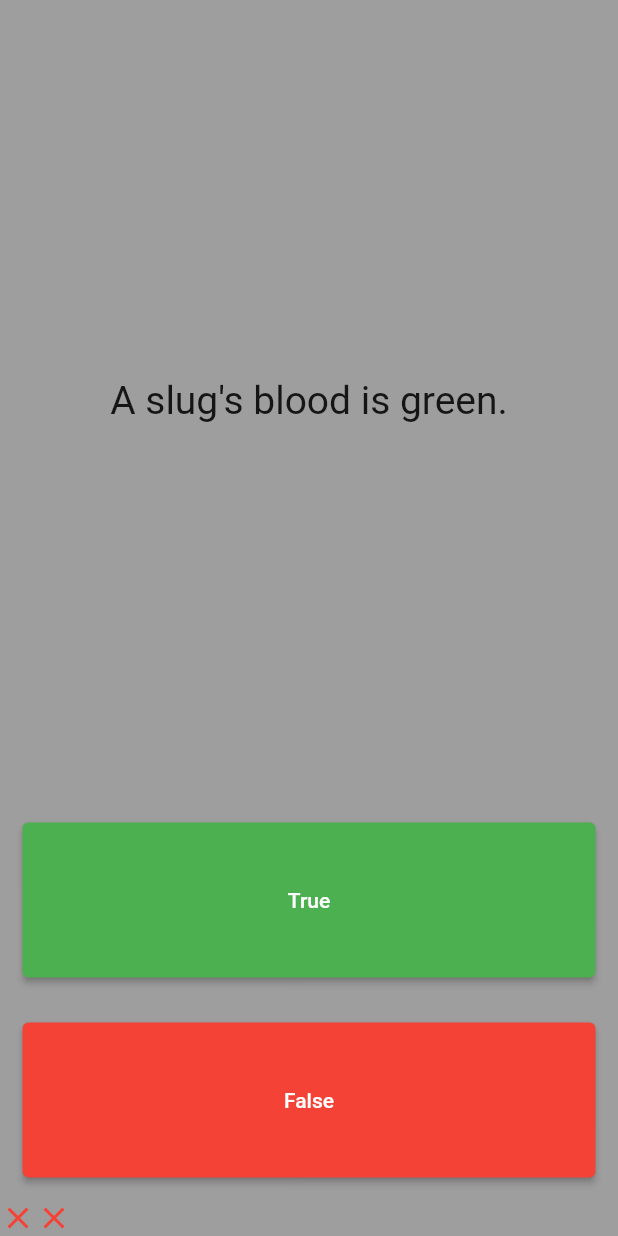
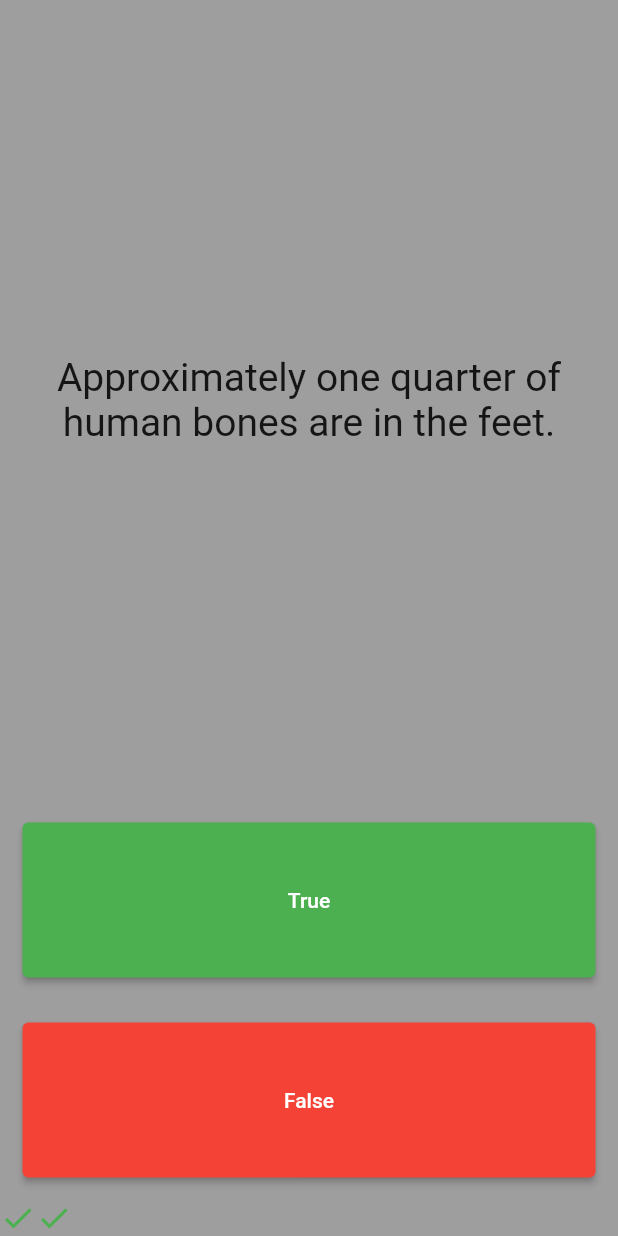
Before and after one commit to harini-udeshika/quiz_app, a Flutter app: the screen it shows after launch, after a tap on "True", after a tap on "False", on a phone screen of 412 x 824 dp. Run offline on Flutter 3.47's test engine with Material 2 defaults, Android fonts, the phone set to English and light mode, and no system bars; our stand-ins replace rflutter_alert.

```diff
--- a/lib/main.dart
+++ b/lib/main.dart
@@ -1,5 +1,7 @@
 import 'package:flutter/material.dart';
 import 'package:quiz_app/quizBrain.dart';
+import 'package:quiz_app/scoreKeeper.dart';
+import 'package:rflutter_alert/rflutter_alert.dart';
 
 void main() {
   runApp(const MyApp());
@@ -26,24 +28,26 @@ class QuizPage extends StatefulWidget {
 }
 
 class _QuizPageState extends State<QuizPage> {
-  int i = 0;
-  int flag = 0;
-  List<Icon> scoreKeepers = [];
-
-  void correct() {
-    scoreKeepers.add(const Icon(
-      Icons.check,
-      color: Colors.green,
-    ));
-  }
-
   QuizBrain quizbrain = QuizBrain();
 
-  void wrong() {
-    scoreKeepers.add(const Icon(
-      Icons.close,
-      color: Colors.red,
-    ));
+  ScoreKeeper scoreKeeper = ScoreKeeper();
+  void alert() {
+    Alert(
+      context: context,
+      type: AlertType.success,
+      title: "THE END",
+      desc: "You've reached the end of the game",
+      buttons: [
+        DialogButton(
+          child: Text(
+            "Play again",
+            style: TextStyle(color: Colors.white, fontSize: 20),
+          ),
+          onPressed: () => Navigator.pop(context),
+          width: 120,
+        )
+      ],
+    ).show();
   }
 
   @override
@@ -57,7 +61,8 @@ class _QuizPageState extends State<QuizPage> {
           Expanded(
               flex: 4,
               child: Center(
-                  child: Text(quizbrain.questionList[i].question,
+                  child:
+                      Text(quizbrain.getQuestion(quizbrain.getQuestionCount()),
                           textAlign: TextAlign.center,
                           style: const TextStyle(
                             fontSize: 26,
@@ -71,17 +76,16 @@ class _QuizPageState extends State<QuizPage> {
                 ),
                 onPressed: () {
                   setState(() {
-                    if (i <= quizbrain.questionList.length - 1 && flag == 0) {
-                      if (quizbrain.questionList[i].answer == true) {
-                        correct();
-                      } else if (quizbrain.questionList[i].answer == false) {
-                        wrong();
+                    if (!quizbrain.getFlag()) {
+                      if (quizbrain.checkQuestion()) {
+                        scoreKeeper.correct();
+                      } else {
+                        scoreKeeper.wrong();
                       }
-                      if (i != quizbrain.questionList.length - 1) {
-                        i += 1;
                     } else {
-                        flag++;
-                      }
+                      alert();
+                      quizbrain.reset();
+                      scoreKeeper.resetmarkers();
                     }
                   });
                 },
@@ -96,24 +100,23 @@ class _QuizPageState extends State<QuizPage> {
                 ),
                 onPressed: () {
                   setState(() {
-                    if (i <= quizbrain.questionList.length - 1 && flag == 0) {
-                      if (quizbrain.questionList[i].answer == true) {
-                        wrong();
-                      } else if (quizbrain.questionList[i].answer == false) {
-                        correct();
+                    if (!quizbrain.getFlag()) {
+                      if (quizbrain.checkQuestion()) {
+                        scoreKeeper.wrong();
+                      } else {
+                        scoreKeeper.correct();
                       }
-                      if (i != quizbrain.questionList.length - 1) {
-                        i += 1;
                     } else {
-                        flag++;
-                      }
+                      alert();
+                      quizbrain.reset();
+                      scoreKeeper.resetmarkers();
                     }
                   });
                 },
                 child: Text('False')),
           )),
           Row(
-            children: scoreKeepers,
+            children: scoreKeeper.scoreKeepers,
           )
         ],
       ),
--- a/lib/question.dart
+++ b/lib/question.dart
@@ -1,8 +1,5 @@
 class Question {
-  String question='';
-  bool answer=true;
-  Question(String q, bool a) {
-    question = q;
-    answer = a;
-  }
+  String question = '';
+  bool answer = true;
+  Question(this.question, this.answer);
 }
--- a/lib/quizBrain.dart
+++ b/lib/quizBrain.dart
@@ -1,9 +1,75 @@
 import '/question.dart';
 
 class QuizBrain {
-  List<Question> questionList = [
+  int _i = 0;
+  int _flag = 0;
+  final List<Question> _questionList = [
+    Question('Some cats are actually allergic to humans', true),
     Question('You can lead a cow down stairs but not up stairs.', false),
     Question('Approximately one quarter of human bones are in the feet.', true),
     Question('A slug\'s blood is green.', true),
+    Question('Buzz Aldrin\'s mother\'s maiden name was \"Moon\".', true),
+    Question('It is illegal to pee in the Ocean in Portugal.', true),
+    Question(
+        'No piece of square dry paper can be folded in half more than 7 times.',
+        false),
+    Question(
+        'In London, UK, if you happen to die in the House of Parliament, you are technically entitled to a state funeral, because the building is considered too sacred a place.',
+        true),
+    Question(
+        'The loudest sound produced by any animal is 188 decibels. That animal is the African Elephant.',
+        false),
+    Question(
+        'The total surface area of two human lungs is approximately 70 square metres.',
+        true),
+    Question('Google was originally called \"Backrub\".', true),
+    Question(
+        'Chocolate affects a dog\'s heart and nervous system; a few ounces are enough to kill a small dog.',
+        true),
+    Question(
+        'In West Virginia, USA, if you accidentally hit an animal with your car, you are free to take it home to eat.',
+        true),
   ];
+
+  String getQuestion(int n) {
+    return _questionList[n].question;
+  }
+
+  bool getAnswer(int n) {
+    return _questionList[n].answer;
+  }
+
+  bool getFlag() {
+    if (_flag > 0) {
+      return true;
+    } else {
+      return false;
+    }
+  }
+
+  int getQuestionCount() {
+    return _i;
+  }
+
+  void reset() {
+    _i = 0;
+    _flag = 0;
+  }
+
+  bool checkQuestion() {
+    bool answer = true;
+    if (_i <= _questionList.length - 1 && _flag == 0) {
+      if (getAnswer(_i) == true) {
+        answer = true;
+      } else if (getAnswer(_i) == false) {
+        answer = false;
+      }
+      if (_i != _questionList.length - 1) {
+        _i += 1;
+      } else {
+        _flag++;
+      }
+    }
+    return answer;
+  }
 }
--- /dev/null
+++ b/lib/scoreKeeper.dart
@@ -0,0 +1,21 @@
+import 'package:flutter/material.dart';
+
+class ScoreKeeper {
+  List<Icon> scoreKeepers = [];
+  void correct() {
+    scoreKeepers.add(const Icon(
+      Icons.check,
+      color: Colors.green,
+    ));
+  }
+
+  void wrong() {
+    scoreKeepers.add(const Icon(
+      Icons.close,
+      color: Colors.red,
+    ));
+  }
+  void resetmarkers(){
+     scoreKeepers = [];
+  }
+}
--- a/pubspec.yaml
+++ b/pubspec.yaml
@@ -35,6 +35,7 @@ dependencies:
   # The following adds the Cupertino Icons font to your application.
   # Use with the CupertinoIcons class for iOS style icons.
   cupertino_icons: ^1.0.2
+  rflutter_alert: ^2.0.7
 
 dev_dependencies:
   flutter_test:
```
Also changed, not shown: pubspec.lock. Lines whose indentation alone changed are shown as unchanged.
